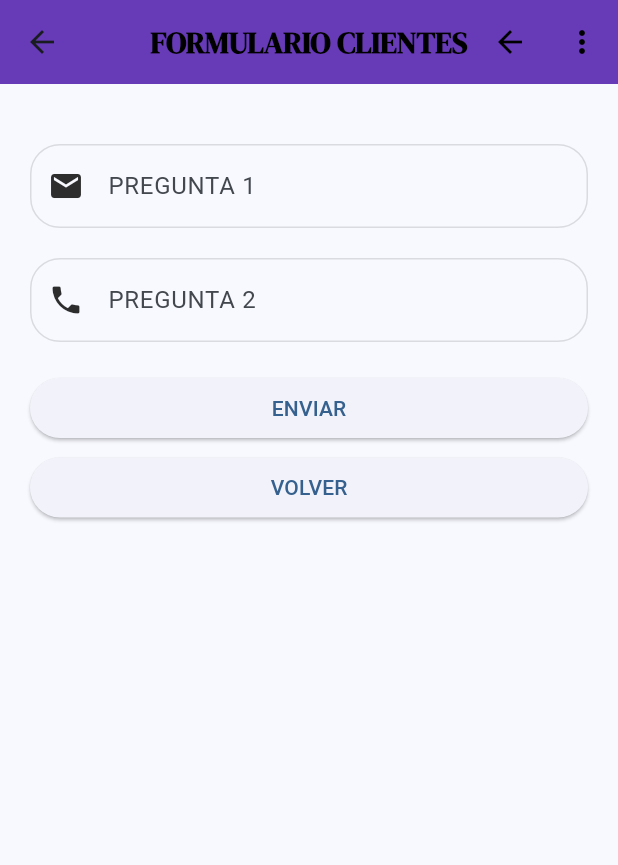
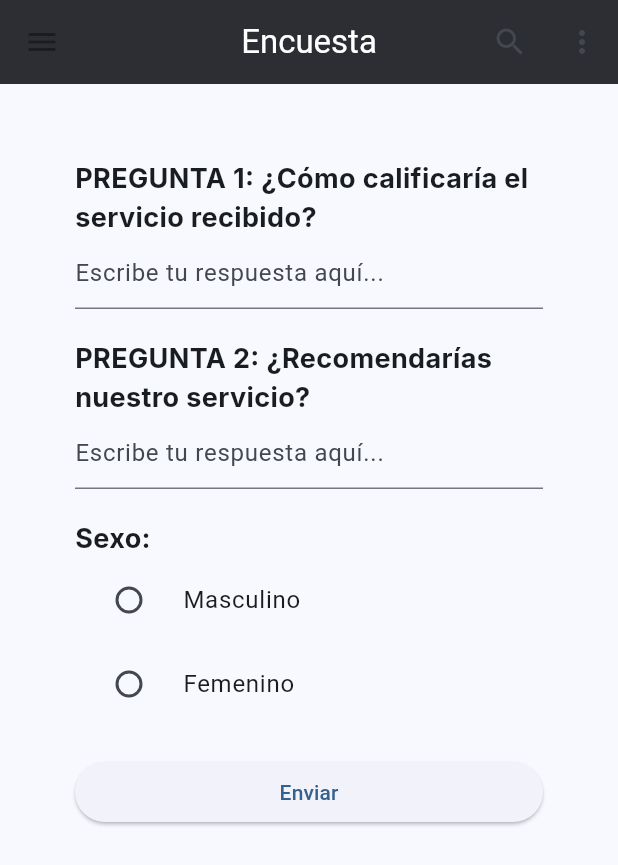
Before and after one commit to BlusterG05/flutter_practice, a Flutter app: the EncuestaForm screen opened by its route, on a phone screen of 412 x 824 dp. Shown: the top 865 px of the screen. Run offline on Flutter 3.47's test engine with Material 3 defaults, Android fonts, the light colour scheme and no system bars; our stand-ins replace google_fonts, sqflite; accounts and stored records are empty.

Commit message:
'Formularios'

```diff
--- a/lib/encuesta_form.dart
+++ b/lib/encuesta_form.dart
@@ -1,4 +1,6 @@
 import 'package:flutter/material.dart';
+import 'components/custom_drawer.dart';
+import 'components/custom_app_bar.dart';
 import 'package:google_fonts/google_fonts.dart';
 
 class EncuestaForm extends StatefulWidget {
@@ -15,114 +17,111 @@ class _EncuestaFormState extends State<EncuestaForm> {
 
   String? _validateDropdown(String? value) {
     if (value == null || value.isEmpty) {
-      return "Seleccione una opción";
+      return 'Por favor selecciona una opción';
     }
     return null;
+  }
+
+  void _submitForm() {
+    if (_formKey.currentState!.validate()) {
+      setState(() {
+        _isSubmitted = true;
+      });
+    }
   }
 
   @override
   Widget build(BuildContext context) {
     return Scaffold(
-      appBar: AppBar(
-        backgroundColor: Colors.deepPurple,
-        actions: [
-          IconButton(
-            icon: const Icon(Icons.arrow_back, color: Colors.black),
-            onPressed: () {
-              Navigator.pushNamed(context, 'menu_form');
-            },
-          ),
-          IconButton(
-            onPressed: () => {},
-            icon: const Icon(Icons.more_vert, color: Colors.black),
-          ),
-        ],
-        title: Text(
-          'Formulario Clientes'.toUpperCase(),
-          style: GoogleFonts.dmSerifDisplay(
-            color: Colors.black,
-            fontSize: 20,
-            fontWeight: FontWeight.bold,
-          ),
-        ),
-        centerTitle: true,
-      ),
+      appBar: CustomAppBar(title: 'Encuesta'),
+      drawer: CustomDrawer(),
       body: Padding(
-        padding: const EdgeInsets.all(20),
+        padding: const EdgeInsets.all(50),
         child: Form(
           key: _formKey,
           child: ListView(
             children: [
-              const SizedBox(height: 20),
-              // PREGUNTA 1
+              Text(
+                'PREGUNTA 1: ¿Cómo calificaría el servicio recibido?',
+                style: GoogleFonts.inter(
+                  fontSize: 18,
+                  fontWeight: FontWeight.bold,
+                ),
+              ),
               TextFormField(
                 controller: _pregunta1Controller,
                 decoration: InputDecoration(
-                  enabledBorder: OutlineInputBorder(
-                      borderSide: const BorderSide(color: Colors.black12),
-                      borderRadius: BorderRadius.circular(20)),
-                  focusedBorder: OutlineInputBorder(
-                      borderSide: const BorderSide(
-                          color: Color.fromARGB(242, 34, 34, 34)),
-                      borderRadius: BorderRadius.circular(20)),
-                  hintText: "Pregunta 1".toUpperCase(),
-                  prefixIcon: const Icon(Icons.email),
-                  prefixIconColor: const Color.fromARGB(242, 34, 34, 34),
+                  hintText: 'Escribe tu respuesta aquí...',
                 ),
                 validator: (value) {
                   if (value == null || value.isEmpty) {
-                    return "Ingrese un pregunta Válida";
+                    return 'Por favor, responde la pregunta';
                   }
                   return null;
                 },
               ),
-              const SizedBox(height: 20),
-              // PREGUNTA 2
+              SizedBox(height: 20),
+              Text(
+                'PREGUNTA 2: ¿Recomendarías nuestro servicio?',
+                style: GoogleFonts.inter(
+                  fontSize: 18,
+                  fontWeight: FontWeight.bold,
+                ),
+              ),
               TextFormField(
                 controller: _pregunta2Controller,
-                keyboardType: TextInputType.number,
                 decoration: InputDecoration(
-                  enabledBorder: OutlineInputBorder(
-                      borderSide: const BorderSide(color: Colors.black12),
-                      borderRadius: BorderRadius.circular(20)),
-                  focusedBorder: OutlineInputBorder(
-                      borderSide: const BorderSide(
-                          color: Color.fromARGB(242, 34, 34, 34)),
-                      borderRadius: BorderRadius.circular(20)),
-                  hintText: "Pregunta 2".toUpperCase(),
-                  prefixIcon: const Icon(Icons.phone),
-                  prefixIconColor: const Color.fromARGB(242, 34, 34, 34),
+                  hintText: 'Escribe tu respuesta aquí...',
                 ),
                 validator: (value) {
                   if (value == null || value.isEmpty) {
-                    return "Ingrese un pregunta Válida";
+                    return 'Por favor, responde la pregunta';
                   }
                   return null;
                 },
               ),
-              const SizedBox(height: 20),
+              SizedBox(height: 20),
+              Text(
+                'Sexo:',
+                style: GoogleFonts.inter(
+                  fontSize: 18,
+                  fontWeight: FontWeight.bold,
+                ),
+              ),
+              RadioListTile<String>(
+                title: const Text('Masculino'),
+                value: 'Masculino',
+                groupValue: _sexo,
+                onChanged: (String? value) {
+                  setState(() {
+                    _sexo = value;
+                  });
+                },
+              ),
+              RadioListTile<String>(
+                title: const Text('Femenino'),
+                value: 'Femenino',
+                groupValue: _sexo,
+                onChanged: (String? value) {
+                  setState(() {
+                    _sexo = value;
+                  });
+                },
+              ),
+              SizedBox(height: 20),
               ElevatedButton(
-                onPressed: () {
-                  setState(() {
-                    _isSubmitted = true;
-                  });
-                  if (_formKey.currentState!.validate() && _sexo != null) {
-                    ScaffoldMessenger.of(context).showSnackBar(
-                      const SnackBar(
-                          content: Text("ENCUESTA ENVIADA EXITOSAMENTE")),
-                    );
-                  }
-                },
-                child: const Text("ENVIAR"),
+                onPressed: _submitForm,
+                child: Text('Enviar'),
               ),
-              const SizedBox(height: 5),
-              // BOTÓN VOLVER
-              ElevatedButton(
-                onPressed: () {
-                  Navigator.pushNamed(context, 'menu_form');
-                },
-                child: const Text("VOLVER"),
-              ),
+              if (_isSubmitted)
+                Text(
+                  'Gracias por completar la encuesta!',
+                  style: GoogleFonts.inter(
+                    fontSize: 18,
+                    fontWeight: FontWeight.bold,
+                    color: Colors.green,
+                  ),
+                ),
             ],
           ),
         ),
```
Also changed, not shown: lib/cliente_form.dart (+4 -13 lines), lib/menu_form.dart (+8 -118 lines), lib/orden_form.dart (added, +206 -0 lines).
